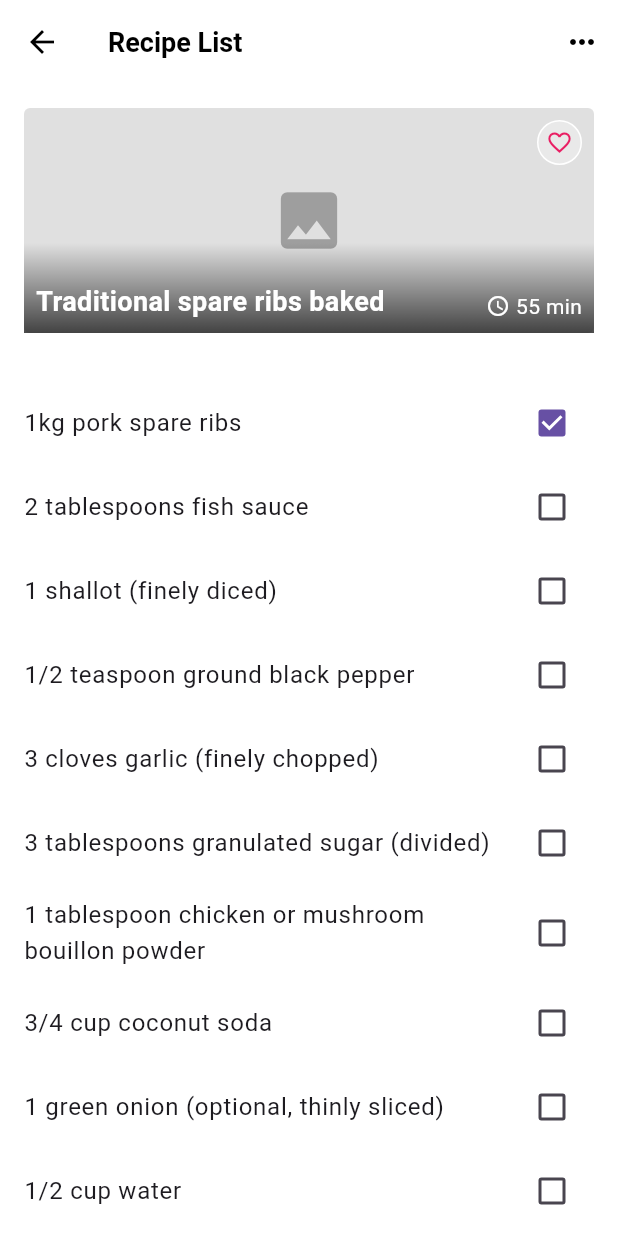
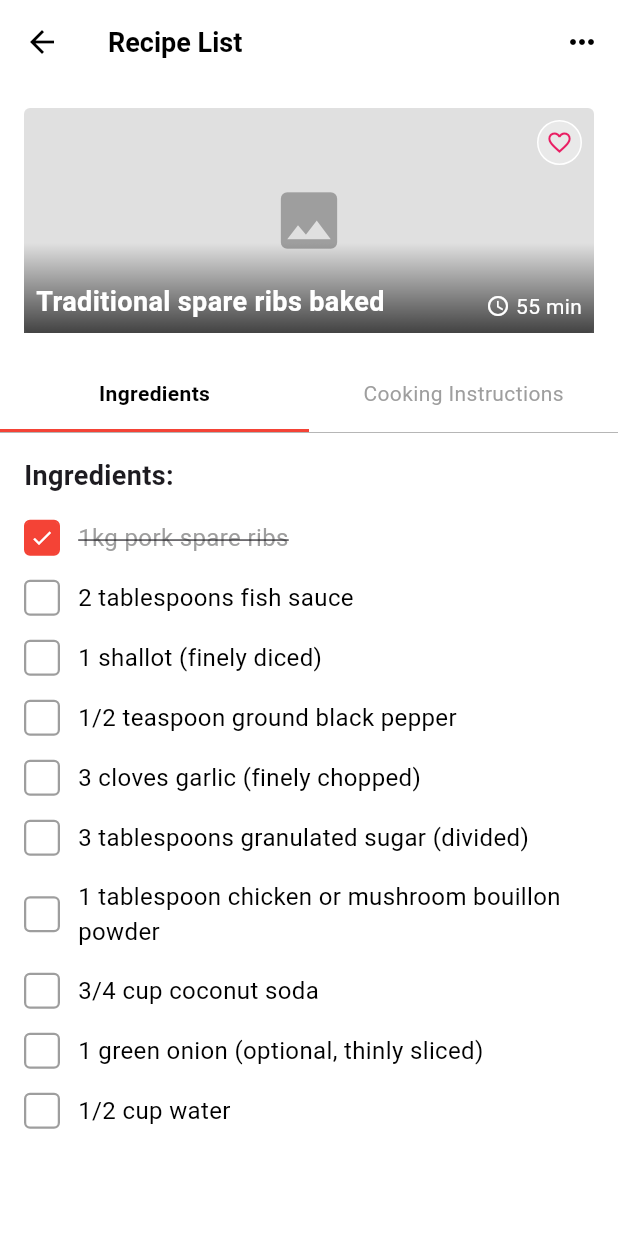
Before and after one commit to Monash-FIT3170/2025W2-FindingNibbles, a Flutter app: the RecipeIngredientsPage screen opened directly, on a phone screen of 412 x 824 dp. Run offline on Flutter 3.47's test engine with Material 3 defaults, Android fonts, the phone set to English and light mode, and no system bars; our stand-ins replace dio, flutter_secure_storage, google_sign_in, logger; accounts and stored records are empty.

Commit message:
Added Ingrediants and Cooking Instructions tab

```diff
--- a/frontend/lib/pages/recipe_ingredients_page.dart
+++ b/frontend/lib/pages/recipe_ingredients_page.dart
@@ -112,8 +112,8 @@ class _RecipeIngredientsPageState extends State<RecipeIngredientsPage> {
                         begin: Alignment.bottomCenter,
                         end: Alignment.topCenter,
                         colors: [
-                          Colors.black.withOpacity(0.7),
-                          Colors.transparent.withOpacity(0.0),
+                          Colors.black.withValues(alpha: 0.7),
+                          Colors.transparent.withValues(alpha: 0.0),
                         ],
                       ),
                     ),
@@ -162,7 +162,7 @@ class _RecipeIngredientsPageState extends State<RecipeIngredientsPage> {
                     width: 30,
                     height: 30,
                     decoration: BoxDecoration(
-                      color: Colors.white.withOpacity(0.3),
+                      color: Colors.white.withValues(alpha: 0.3),
                       shape: BoxShape.circle,
                       border: Border.all(color: Colors.white, width: 1),
                     ),
@@ -186,21 +186,129 @@ class _RecipeIngredientsPageState extends State<RecipeIngredientsPage> {
               ],
             ),
           ),
-          const SizedBox(height: 16),
+
+          // Tab selector
+          Container(
+            decoration: const BoxDecoration(
+              border: Border(
+                bottom: BorderSide(color: Colors.grey, width: 0.5),
+              ),
+            ),
+            child: Row(
+              children: [
+                Expanded(
+                  child: Column(
+                    children: [
+                      const Padding(
+                        padding: EdgeInsets.symmetric(vertical: 14),
+                        child: Text(
+                          'Ingredients',
+                          style: TextStyle(
+                            fontWeight: FontWeight.bold,
+                            color: Colors.black,
+                          ),
+                        ),
+                      ),
+                      Container(height: 2, color: Colors.red),
+                    ],
+                  ),
+                ),
+                Expanded(
+                  child: Column(
+                    children: [
+                      const Padding(
+                        padding: EdgeInsets.symmetric(vertical: 14),
+                        child: Text(
+                          'Cooking Instructions',
+                          style: TextStyle(color: Colors.grey),
+                        ),
+                      ),
+                      Container(height: 2, color: Colors.transparent),
+                    ],
+                  ),
+                ),
+              ],
+            ),
+          ),
+
+          // Ingredients title
+          Container(
+            alignment: Alignment.centerLeft,
+            padding: const EdgeInsets.only(left: 16, top: 16, bottom: 8),
+            child: const Text(
+              'Ingredients:',
+              style: TextStyle(fontSize: 18, fontWeight: FontWeight.bold),
+            ),
+          ),
 
           // Ingredients list
           Expanded(
             child: ListView.builder(
               itemCount: recipe.ingredients.length,
               itemBuilder: (context, index) {
-                return CheckboxListTile(
-                  title: Text(recipe.ingredients[index]),
-                  value: checkedIngredients[index],
-                  onChanged: (bool? value) {
-                    setState(() {
-                      checkedIngredients[index] = value!;
-                    });
-                  },
+                return Padding(
+                  padding: const EdgeInsets.symmetric(
+                    horizontal: 16,
+                    vertical: 8,
+                  ),
+                  child: Row(
+                    crossAxisAlignment: CrossAxisAlignment.center,
+                    children: [
+                      // Custom checkbox
+                      InkWell(
+                        onTap: () {
+                          setState(() {
+                            checkedIngredients[index] =
+                                !checkedIngredients[index];
+                          });
+                        },
+                        child: Container(
+                          width: 24,
+                          height: 24,
+                          decoration: BoxDecoration(
+                            color:
+                                checkedIngredients[index]
+                                    ? Colors.red
+                                    : Colors.white,
+                            borderRadius: BorderRadius.circular(4),
+                            border: Border.all(
+                              color:
+                                  checkedIngredients[index]
+                                      ? Colors.red
+                                      : Colors.grey,
+                              width: 1.5,
+                            ),
+                          ),
+                          child:
+                              checkedIngredients[index]
+                                  ? const Icon(
+                                    Icons.check,
+                                    size: 16,
+                                    color: Colors.white,
+                                  )
+                                  : null,
+                        ),
+                      ),
+                      const SizedBox(width: 12),
+                      // Ingredient text
+                      Expanded(
+                        child: Text(
+                          recipe.ingredients[index],
+                          style: TextStyle(
+                            decoration:
+                                checkedIngredients[index]
+                                    ? TextDecoration.lineThrough
+                                    : null,
+                            color:
+                                checkedIngredients[index]
+                                    ? Colors.grey
+                                    : Colors.black,
+                            fontSize: 16,
+                          ),
+                        ),
+                      ),
+                    ],
+                  ),
                 );
               },
             ),
```
